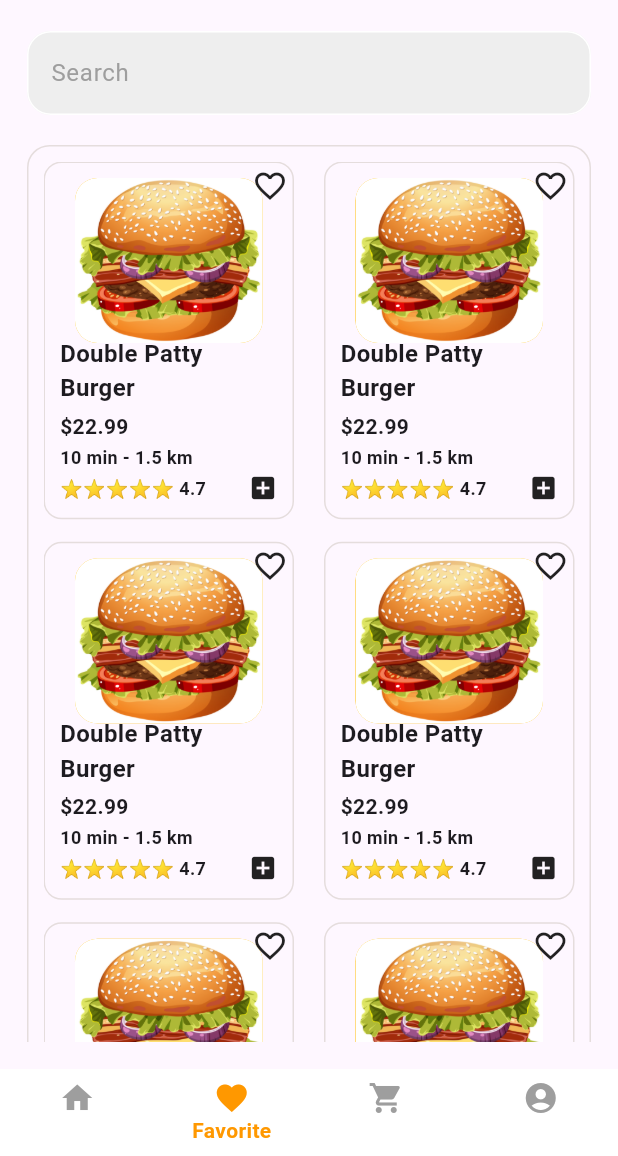
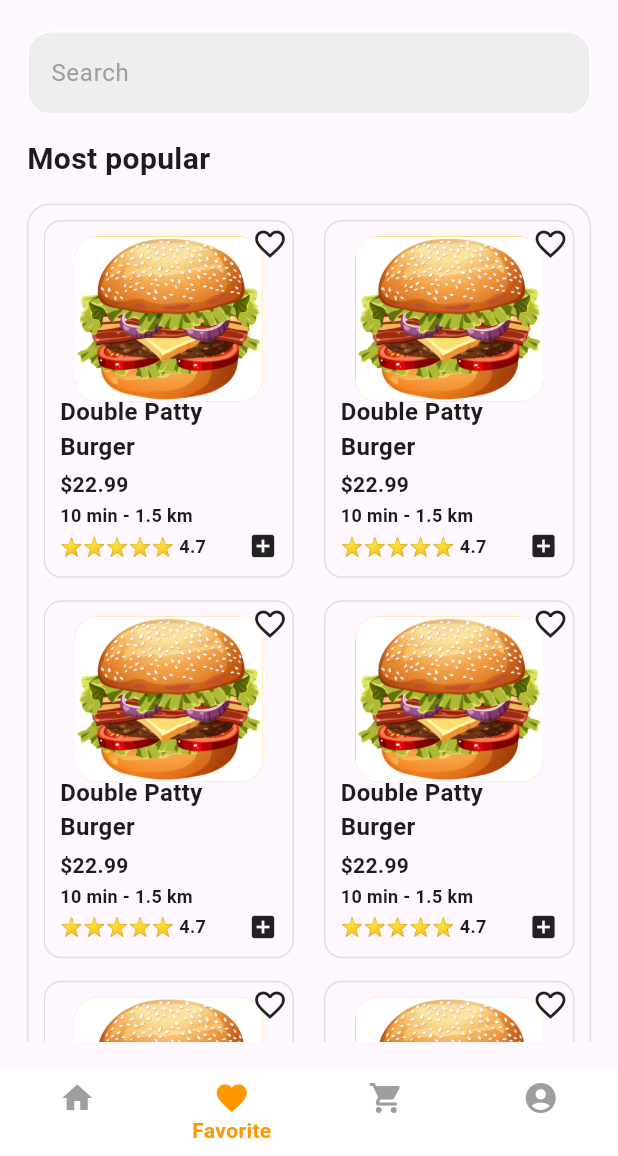
Before and after one commit to Shahanad-p/foody_buddy, a Flutter app: the screen it shows after launch, item 2 of the bottom bar chosen, on a phone screen of 412 x 824 dp, the part 80-1236 px from its top. Run offline on Flutter 3.47's test engine with Material 3 defaults, Android fonts, the phone set to English and light mode, and no system bars.

Commit message:
done some ui changes

```diff
--- a/lib/view/favorite.dart
+++ b/lib/view/favorite.dart
@@ -1,4 +1,5 @@
 import 'package:flutter/material.dart';
+import 'package:foody_buddy/widgets/favourite_food_container.dart';
 
 class Favorite extends StatefulWidget {
   const Favorite({super.key});
@@ -71,113 +72,13 @@ class _FavoriteState extends State<Favorite> {
                   hintStyle: TextStyle(color: Colors.grey[500]),
                 ),
               ),
-              SizedBox(height: 20),
-              Container(
-                height: 700, // Increased height
-                padding: EdgeInsets.all(10),
-                decoration: BoxDecoration(
-                  border: Border.all(
-                    color: Color.fromARGB(255, 229, 221, 221),
-                  ),
-                  borderRadius: BorderRadius.circular(15),
-                ),
-                child: GridView.builder(
-                  gridDelegate: SliverGridDelegateWithFixedCrossAxisCount(
-                    crossAxisCount: 2,
-                    crossAxisSpacing: 20,
-                    mainAxisSpacing: 15,
-                    childAspectRatio:
-                        0.7, // Adjusted aspect ratio to make items taller
-                  ),
-                  itemCount: 30,
-                  itemBuilder: (context, index) {
-                    return Container(
-                      decoration: BoxDecoration(
-                        border: Border.all(
-                          color: Color.fromARGB(255, 229, 221, 221),
-                        ),
-                        borderRadius: BorderRadius.circular(12),
-                      ),
-                      child: Stack(
-                        // alignment: Alignment.center,
-                        children: [
-                          Positioned(
-                            top: 10,
-                            left: 20,
-                            right: 20,
-                            child: Container(
-                              height: 110, // Adjusted height
-                              decoration: BoxDecoration(
-                                color: Colors.amber,
-                                borderRadius: BorderRadius.circular(15),
-                              ),
-                              child: ClipRRect(
-                                borderRadius: BorderRadius.circular(15),
-                                child: Image.asset(
-                                  'assets/j6i5_gaq9_230518.jpg',
-                                  fit: BoxFit.fill,
-                                ),
-                              ),
-                            ),
-                          ),
-                          Positioned(
-                            top: 3,
-                            right: 3,
-                            child: Icon(Icons.favorite_outline),
-                          ),
-                          Positioned(
-                            bottom: 10,
-                            left: 10,
-                            right: 10,
-                            child: ClipRect(
-                              child: Column(
-                                crossAxisAlignment: CrossAxisAlignment.start,
-                                children: [
-                                  Text(
-                                    'Double Patty Burger',
-                                    style: TextStyle(
-                                        fontWeight: FontWeight.bold,
-                                        fontSize: 16),
-                                    overflow: TextOverflow.ellipsis,
-                                    maxLines: 2,
-                                  ),
-                                  SizedBox(height: 4),
-                                  Text(
-                                    '\$22.99',
-                                    style: TextStyle(
-                                        fontWeight: FontWeight.bold,
-                                        fontSize: 14),
-                                  ),
-                                  SizedBox(height: 2),
-                                  Text(
-                                    '10 min - 1.5 km',
-                                    style: TextStyle(
-                                        fontWeight: FontWeight.bold,
-                                        fontSize: 12),
-                                  ),
-                                  SizedBox(height: 2),
-                                  Row(
-                                    children: [
-                                      Text(
-                                        '⭐⭐⭐⭐⭐ 4.7',
-                                        style: TextStyle(
-                                            fontWeight: FontWeight.bold,
-                                            fontSize: 12),
-                                      ),
-                                      SizedBox(width: 28),
-                                      Icon(Icons.add_box, size: 20)
-                                    ],
-                                  ),
-                                ],
-                              ),
-                            ),
-                          )
-                        ],
-                      ),
-                    );
-                  },
-                ),
-              ),
+              SizedBox(height: 15),
+              Row(children: [
+                Text('Most popular',
+                    style: TextStyle(fontSize: 20, fontWeight: FontWeight.bold))
+              ]),
+              SizedBox(height: 15),
+              FavFoodContainerWidget(),
             ],
           ),
         ),
--- a/lib/view/login_screen.dart
+++ b/lib/view/login_screen.dart
@@ -1,7 +1,7 @@
 import 'package:flutter/material.dart';
 import 'package:foody_buddy/view/mobile_verification.dart';
 import 'package:foody_buddy/view/register_screen.dart';
-import 'package:foody_buddy/view/button.dart';
+import 'package:foody_buddy/widgets/button.dart';
 import 'package:foody_buddy/widgets/image_path.dart';
 import 'package:foody_buddy/widgets/textfields.dart';
 
--- a/lib/view/mobile_verification.dart
+++ b/lib/view/mobile_verification.dart
@@ -1,6 +1,6 @@
 import 'package:flutter/material.dart';
 import 'package:foody_buddy/view/otp_screen.dart';
-import 'package:foody_buddy/view/button.dart';
+import 'package:foody_buddy/widgets/button.dart';
 
 class MobileVerification extends StatefulWidget {
   const MobileVerification({super.key});
--- a/lib/view/otp_screen.dart
+++ b/lib/view/otp_screen.dart
@@ -1,5 +1,5 @@
 import 'package:flutter/material.dart';
-import 'package:foody_buddy/view/button.dart';
+import 'package:foody_buddy/widgets/button.dart';
 
 class OtpScreen extends StatefulWidget {
   const OtpScreen({super.key});
--- a/lib/view/register_screen.dart
+++ b/lib/view/register_screen.dart
@@ -1,5 +1,5 @@
 import 'package:flutter/material.dart';
-import 'package:foody_buddy/view/button.dart';
+import 'package:foody_buddy/widgets/button.dart';
 import 'package:foody_buddy/widgets/textfields.dart';
 
 class RegisterScreen extends StatefulWidget {
--- /dev/null
+++ b/lib/widgets/favourite_food_container.dart
@@ -0,0 +1,110 @@
+import 'package:flutter/material.dart';
+
+class FavFoodContainerWidget extends StatelessWidget {
+  const FavFoodContainerWidget({super.key});
+
+  @override
+  Widget build(BuildContext context) {
+    return Container(
+      height: 700, // Increased height
+      padding: EdgeInsets.all(10),
+      decoration: BoxDecoration(
+        border: Border.all(
+          color: Color.fromARGB(255, 229, 221, 221),
+        ),
+        borderRadius: BorderRadius.circular(15),
+      ),
+      child: GridView.builder(
+        gridDelegate: SliverGridDelegateWithFixedCrossAxisCount(
+          crossAxisCount: 2,
+          crossAxisSpacing: 20,
+          mainAxisSpacing: 15,
+          childAspectRatio: 0.7, // Adjusted aspect ratio to make items taller
+        ),
+        itemCount: 30,
+        itemBuilder: (context, index) {
+          return Container(
+            decoration: BoxDecoration(
+              border: Border.all(
+                color: Color.fromARGB(255, 229, 221, 221),
+              ),
+              borderRadius: BorderRadius.circular(12),
+            ),
+            child: Stack(
+              // alignment: Alignment.center,
+              children: [
+                Positioned(
+                  top: 10,
+                  left: 20,
+                  right: 20,
+                  child: Container(
+                    height: 110, // Adjusted height
+                    decoration: BoxDecoration(
+                      color: Colors.amber,
+                      borderRadius: BorderRadius.circular(15),
+                    ),
+                    child: ClipRRect(
+                      borderRadius: BorderRadius.circular(15),
+                      child: Image.asset(
+                        'assets/j6i5_gaq9_230518.jpg',
+                        fit: BoxFit.fill,
+                      ),
+                    ),
+                  ),
+                ),
+                Positioned(
+                  top: 3,
+                  right: 3,
+                  child: Icon(Icons.favorite_outline),
+                ),
+                Positioned(
+                  bottom: 10,
+                  left: 10,
+                  right: 10,
+                  child: ClipRect(
+                    child: Column(
+                      crossAxisAlignment: CrossAxisAlignment.start,
+                      children: [
+                        Text(
+                          'Double Patty Burger',
+                          style: TextStyle(
+                              fontWeight: FontWeight.bold, fontSize: 16),
+                          overflow: TextOverflow.ellipsis,
+                          maxLines: 2,
+                        ),
+                        SizedBox(height: 4),
+                        Text(
+                          '\$22.99',
+                          style: TextStyle(
+                              fontWeight: FontWeight.bold, fontSize: 14),
+                        ),
+                        SizedBox(height: 2),
+                        Text(
+                          '10 min - 1.5 km',
+                          style: TextStyle(
+                              fontWeight: FontWeight.bold, fontSize: 12),
+                        ),
+                        SizedBox(height: 2),
+                        Row(
+                          children: [
+                            Text(
+                              '⭐⭐⭐⭐⭐ 4.7',
+                              style: TextStyle(
+                                  fontWeight: FontWeight.bold, fontSize: 12),
+                            ),
+                            SizedBox(width: 28),
+                            Icon(Icons.add_box, size: 20)
+                          ],
+                        ),
+                      ],
+                    ),
+                  ),
+                )
+              ],
+            ),
+          );
+        },
+      ),
+    );
+  }
+}
```
Also changed, not shown: lib/view/cart.dart (+29 -0 lines), lib/widgets/cart_container.dart (added, +101 -0 lines), lib/widgets/button.dart (renamed from lib/view/button.dart).
